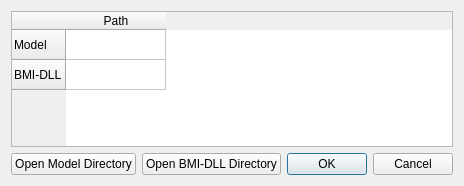
The window that src/bmi-debug-gui/assets/ui/dirchoosedialog.ui (Hofer-Julian/modflow-debug-gui) describes before a commit, drawn with Qt 5.
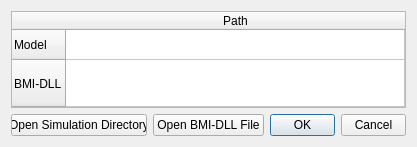
The same window after the commit.

Commit message: Finishing up dirchoosedialog

What changed in the file:
```diff
--- a/src/bmi-debug-gui/assets/ui/dirchoosedialog.ui
+++ b/src/bmi-debug-gui/assets/ui/dirchoosedialog.ui
@@ -6,10 +6,22 @@
    <rect>
     <x>0</x>
     <y>0</y>
-    <width>425</width>
-    <height>186</height>
+    <width>417</width>
+    <height>147</height>
    </rect>
   </property>
+  <property name="minimumSize">
+   <size>
+    <width>417</width>
+    <height>0</height>
+   </size>
+  </property>
+  <property name="maximumSize">
+   <size>
+    <width>417</width>
+    <height>147</height>
+   </size>
+  </property>
   <property name="windowTitle">
    <string>Dialog</string>
   </property>
@@ -30,6 +42,15 @@
        <property name="columnCount">
         <number>1</number>
        </property>
+       <attribute name="horizontalHeaderMinimumSectionSize">
+        <number>39</number>
+       </attribute>
+       <attribute name="horizontalHeaderStretchLastSection">
+        <bool>true</bool>
+       </attribute>
+       <attribute name="verticalHeaderStretchLastSection">
+        <bool>true</bool>
+       </attribute>
        <row>
         <property name="text">
          <string>Model</string>
@@ -62,14 +83,14 @@
        <item>
         <widget class="QPushButton" name="pushButton">
          <property name="text">
-          <string>Open Model Directory</string>
+          <string>Open Simulation Directory</string>
          </property>
         </widget>
        </item>
        <item>
         <widget class="QPushButton" name="pushButton_2">
          <property name="text">
-          <string>Open BMI-DLL Directory</string>
+          <string>Open BMI-DLL File</string>
          </property>
         </widget>
        </item>
```
Left out of the diff: 4 changed lines with no effect on the pictures. The commit also changes 2 other files.
